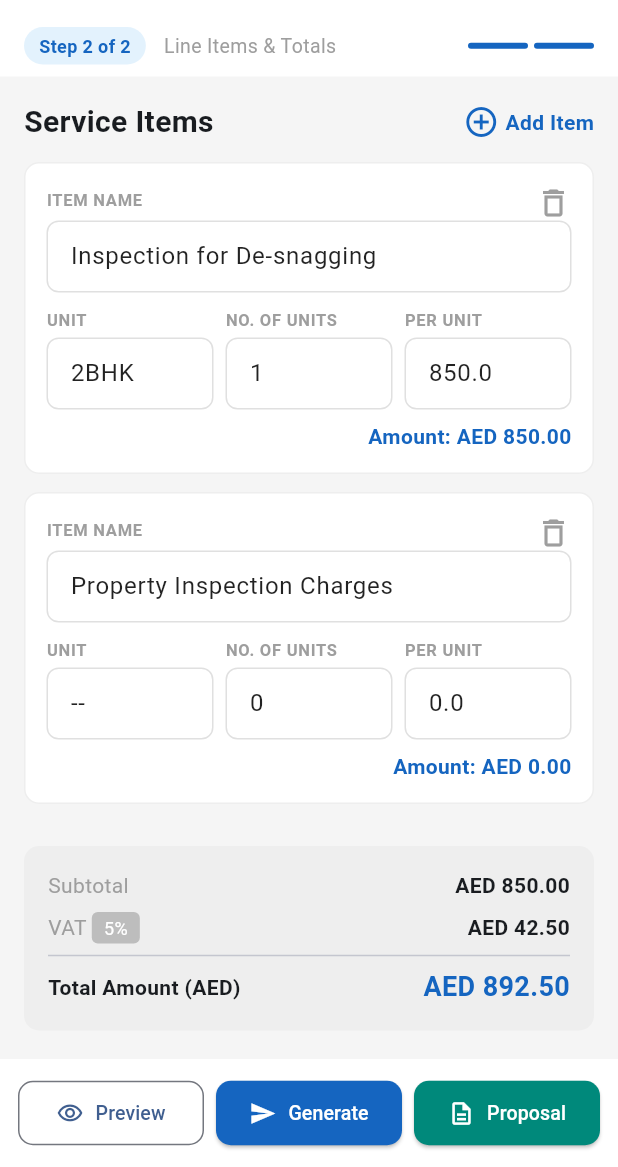
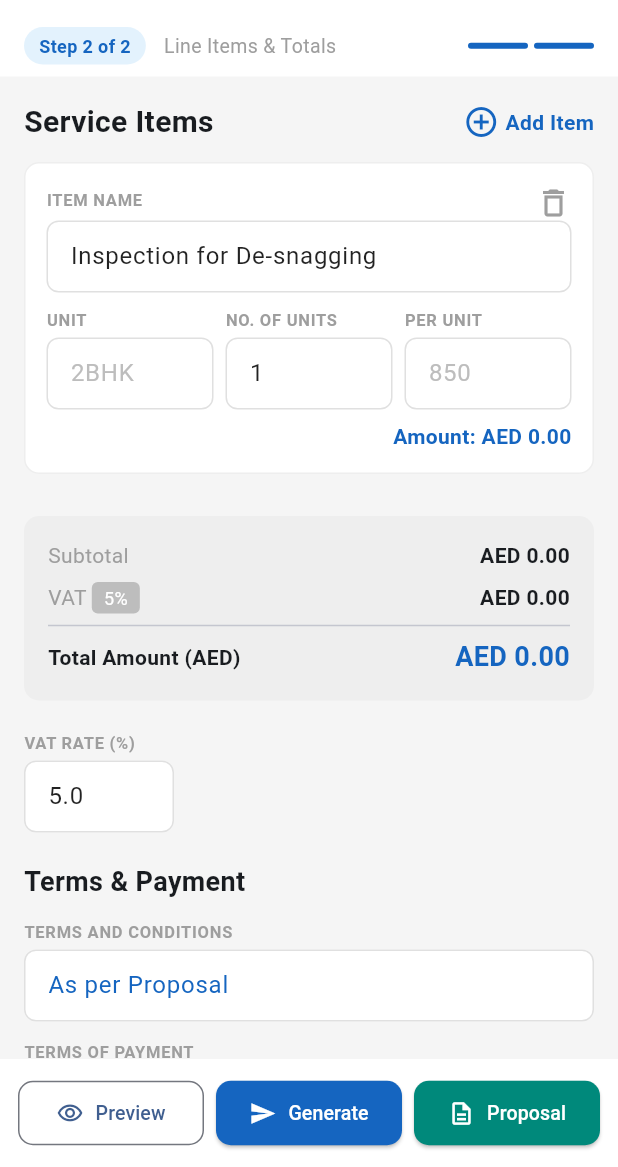
Before and after one commit to saifxproductions/dxb-office-work, a Flutter app: the screen it shows after launch, swiped to page 2, on a phone screen of 412 x 824 dp, the part 69-1236 px from its top. Run offline on Flutter 3.47's test engine with Material 3 defaults, Android fonts, the phone set to English and light mode, and no system bars; our stand-ins replace pdf, share_plus, shared_preferences.

Commit message:
workibng good

```diff
--- a/lib/invoice_model.dart
+++ b/lib/invoice_model.dart
@@ -87,15 +87,9 @@
             [
               ServiceItem(
                 itemName: 'Inspection for De-snagging',
-                unit: '2BHK',
+                unit: '',
                 noOfUnits: 1,
-                perUnit: 850,
-              ),
-              ServiceItem(
-                itemName: 'Property Inspection Charges',
-                unit: '--',
-                noOfUnits: 0,
-                perUnit: 0,
+                perUnit: 0.0,
               ),
             ];
 
```
Also changed, not shown: lib/step2_line_items.dart (+32 -2 lines).
